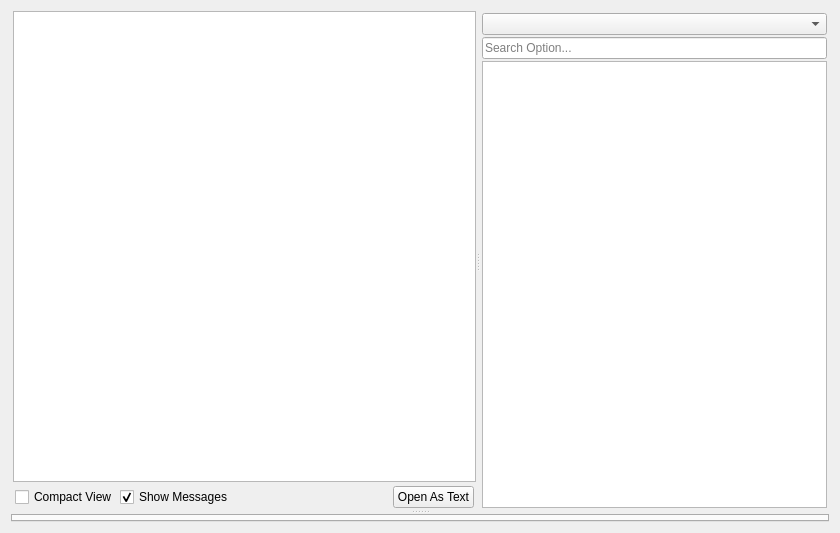
Above: src/option/solveroptionwidget.ui from GAMS-dev/studio before the change. Below: the same form after it.
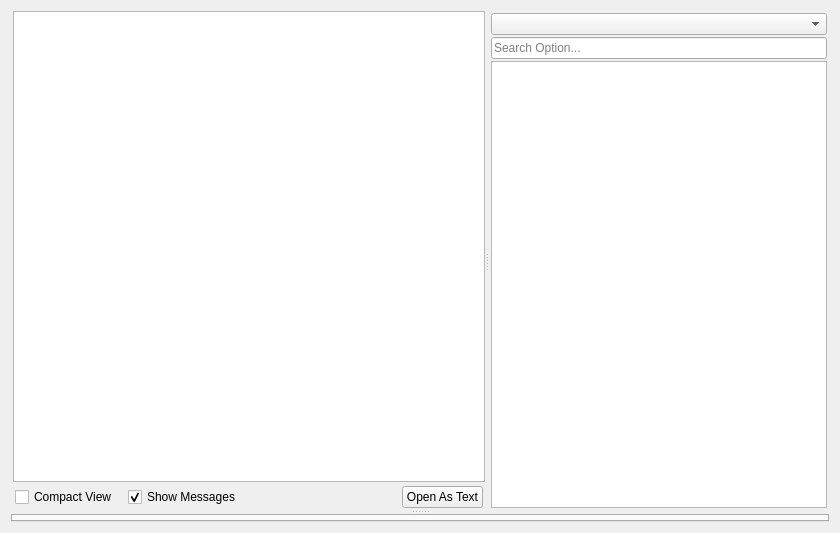
That is the form after the change.

Commit message: add spacing between compact view and show message checkboxs

The edit to the form file:
```diff
--- a/src/option/solveroptionwidget.ui
+++ b/src/option/solveroptionwidget.ui
@@ -60,7 +60,7 @@
          <widget class="QWidget" name="solverOptionwidget" native="true">
           <layout class="QHBoxLayout" name="horizontalLayout_3">
            <property name="spacing">
-            <number>2</number>
+            <number>10</number>
            </property>
            <property name="leftMargin">
             <number>2</number>
```
